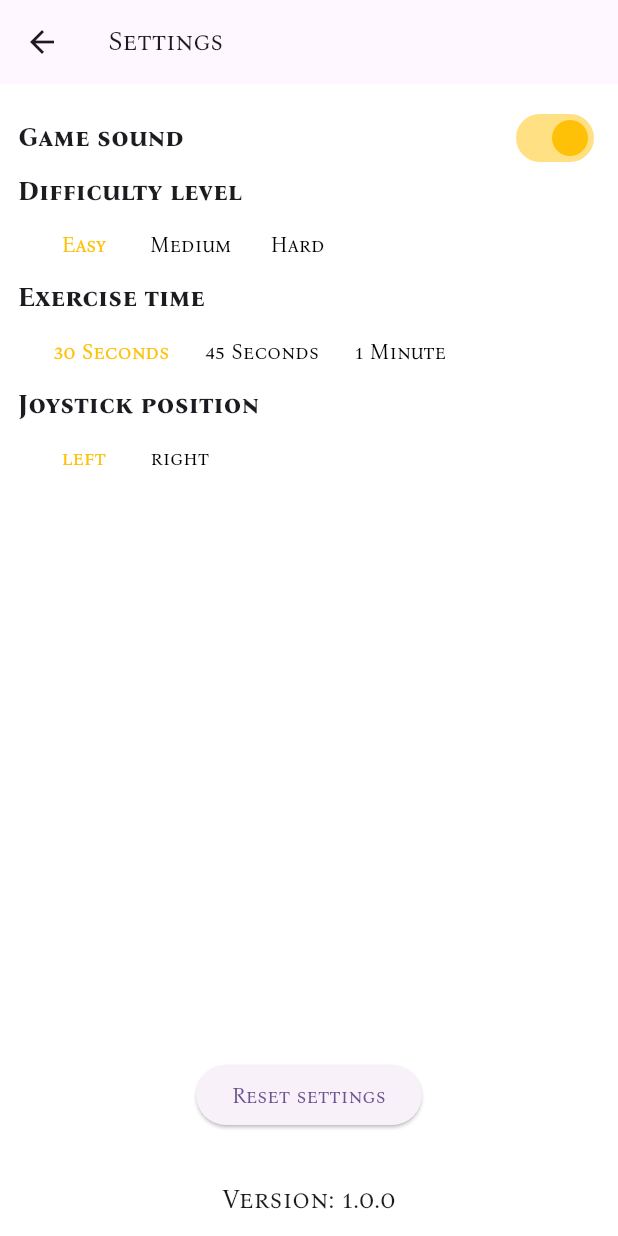
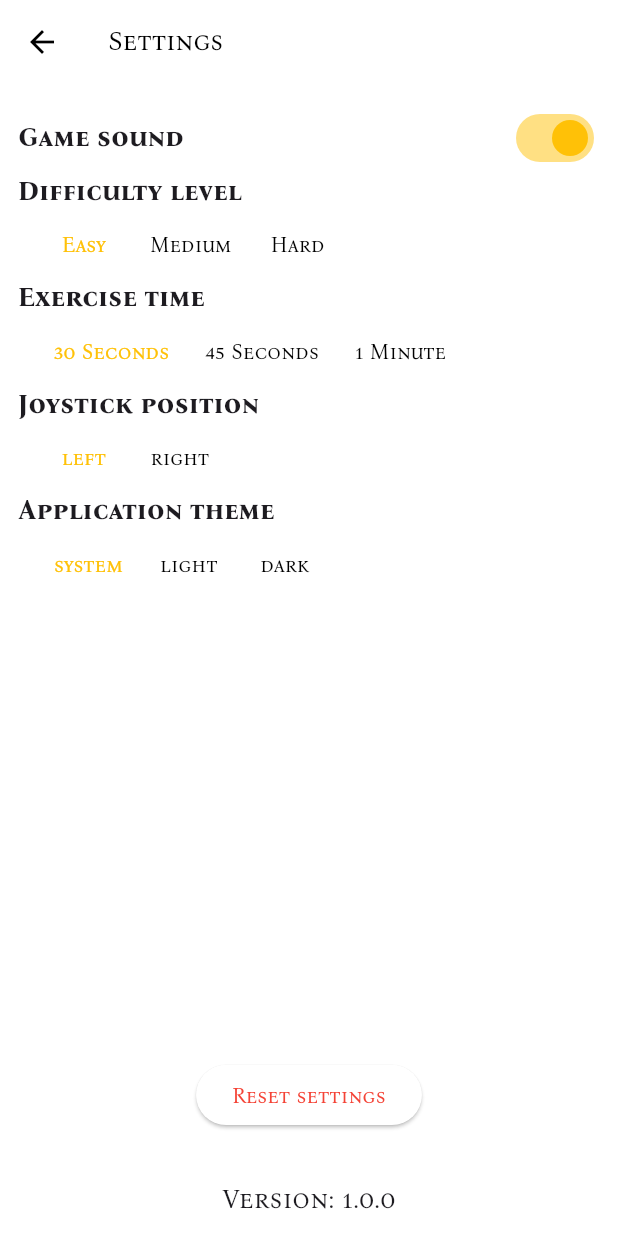
Before and after one commit to FaaiqKhan/muscles_builder, a Flutter app: the SettingsScreen screen opened directly, on a phone screen of 412 x 824 dp. Run offline on Flutter 3.47's test engine with Material 3 defaults, Android fonts, the phone set to English and light mode, and no system bars; our stand-ins replace bloc, equatable, flutter_bloc, google_mobile_ads, package_info_plus, shared_preferences; missing offline and left inert: flame, flame_audio; accounts and stored records are empty; network calls fail.

Commit message:
Theme color setup

```diff
--- /dev/null
+++ b/lib/cubits/theme/theme_cubit.dart
@@ -0,0 +1,29 @@
+import 'package:bloc/bloc.dart';
+import 'package:equatable/equatable.dart';
+import 'package:flutter/material.dart';
+
+part 'theme_state.dart';
+
+class ThemeCubit extends Cubit<ThemeState> {
+  ThemeCubit() : super(const ThemeModeSystem());
+
+  void setThemeMode(ThemeMode mode) {
+    switch (mode) {
+      case ThemeMode.system:
+        emit(
+          const ThemeModeSystem(),
+        );
+        break;
+      case ThemeMode.light:
+        emit(
+          const ThemeModeLight(),
+        );
+        break;
+      case ThemeMode.dark:
+        emit(
+          const ThemeModeDark(),
+        );
+        break;
+    }
+  }
+}
--- /dev/null
+++ b/lib/cubits/theme/theme_state.dart
@@ -0,0 +1,37 @@
+part of 'theme_cubit.dart';
+
+sealed class ThemeState extends Equatable {
+  const ThemeState();
+
+  final ThemeMode themeMode = ThemeMode.system;
+}
+
+final class ThemeModeSystem extends ThemeState {
+  const ThemeModeSystem();
+
+  @override
+  ThemeMode get themeMode => ThemeMode.system;
+
+  @override
+  List<Object> get props => [themeMode];
+}
+
+final class ThemeModeLight extends ThemeState {
+  const ThemeModeLight();
+
+  @override
+  ThemeMode get themeMode => ThemeMode.light;
+
+  @override
+  List<Object?> get props => [themeMode];
+}
+
+final class ThemeModeDark extends ThemeState {
+  const ThemeModeDark();
+
+  @override
+  ThemeMode get themeMode => ThemeMode.dark;
+
+  @override
+  List<Object?> get props => [themeMode];
+}
--- a/lib/screens/settings_screen.dart
+++ b/lib/screens/settings_screen.dart
@@ -2,6 +2,7 @@ import 'package:flutter/material.dart';
 import 'package:flutter_bloc/flutter_bloc.dart';
 import 'package:muscles_builder/constants/spacings.dart';
 import 'package:muscles_builder/cubits/settings/settings_cubit.dart';
+import 'package:muscles_builder/widgets/app_theme_selection_widget.dart';
 import 'package:muscles_builder/widgets/exercise_time_widget.dart';
 import 'package:muscles_builder/widgets/game_difficulty_level.dart';
 import 'package:muscles_builder/widgets/game_sound_widget.dart';
@@ -33,6 +34,7 @@ class SettingsScreen extends StatelessWidget {
               const GameDifficultyLevelWidget(),
               const ExerciseTimeWidget(),
               const JoystickPositionWidget(),
+              const AppThemeSelectionWidget(),
               const Spacer(),
               ElevatedButton(
                 onPressed: () => context.read<SettingsCubit>().resetSettings(),
--- /dev/null
+++ b/lib/theme.dart
@@ -0,0 +1,72 @@
+import 'package:flutter/material.dart';
+
+final ThemeData _parentTheme = ThemeData(
+  useMaterial3: true,
+  fontFamily: 'BonaNovaSC',
+  textTheme: const TextTheme(
+    displayLarge: TextStyle(
+      fontSize: 22,
+      fontWeight: FontWeight.bold,
+    ),
+    displayMedium: TextStyle(
+      fontSize: 20,
+      fontWeight: FontWeight.bold,
+    ),
+    displaySmall: TextStyle(
+      fontSize: 18,
+      fontWeight: FontWeight.bold,
+    ),
+    headlineLarge: TextStyle(
+      fontSize: 18,
+      fontWeight: FontWeight.bold,
+    ),
+    headlineMedium: TextStyle(
+      fontSize: 16,
+      fontWeight: FontWeight.bold,
+    ),
+    headlineSmall: TextStyle(
+      fontSize: 14,
+      fontWeight: FontWeight.bold,
+    ),
+    titleLarge: TextStyle(
+      fontSize: 18,
+      fontWeight: FontWeight.w500,
+    ),
+    titleMedium: TextStyle(
+      fontSize: 16,
+      fontWeight: FontWeight.w500,
+    ),
+    titleSmall: TextStyle(
+      fontSize: 14,
+      fontWeight: FontWeight.w500,
+    ),
+    bodyLarge: TextStyle(
+      fontSize: 18,
+    ),
+    bodyMedium: TextStyle(
+      fontSize: 18,
+    ),
+    bodySmall: TextStyle(
+      fontSize: 18,
+    ),
+  ),
+  scaffoldBackgroundColor: Colors.white,
+);
+
+final ThemeData lightTheme = _parentTheme.copyWith(
+  brightness: Brightness.light,
+  colorScheme: ColorScheme.fromSwatch().copyWith(
+    primary: Colors.red,
+    secondary: Colors.pink,
+  ),
+);
+
+final ThemeData darkTheme = _parentTheme.copyWith(
+  brightness: Brightness.dark,
+
+  colorScheme: ColorScheme.fromSwatch().copyWith(
+    primary: Colors.orange,
+    secondary: Colors.purple,
+  ),
+  // Define additional theme properties
+);
--- /dev/null
+++ b/lib/widgets/app_theme_selection_widget.dart
@@ -0,0 +1,50 @@
+import 'package:flutter/material.dart';
+import 'package:flutter_bloc/flutter_bloc.dart';
+import 'package:muscles_builder/constants/spacings.dart';
+import 'package:muscles_builder/cubits/theme/theme_cubit.dart';
+
+class AppThemeSelectionWidget extends StatelessWidget {
+  const AppThemeSelectionWidget({super.key});
+
+  @override
+  Widget build(BuildContext context) {
+    return Column(
+      crossAxisAlignment: CrossAxisAlignment.start,
+      children: [
+        Text(
+          "Application theme",
+          style: Theme.of(context).textTheme.headlineLarge,
+        ),
+        Padding(
+          padding: const EdgeInsets.only(
+            left: Spacings.contentSpacingOf12,
+          ),
+          child: BlocBuilder<ThemeCubit, ThemeState>(
+            buildWhen: (previous, current) =>
+                previous.themeMode != current.themeMode,
+            builder: (context, state) {
+              return Row(
+                children: ThemeMode.values
+                    .map(
+                      (mode) => TextButton(
+                        onPressed: () =>
+                            context.read<ThemeCubit>().setThemeMode(mode),
+                        child: Text(
+                          mode.name,
+                          style: TextStyle(
+                            color: state.themeMode == mode
+                                ? Colors.amber
+                                : Colors.black,
+                          ),
+                        ),
+                      ),
+                    )
+                    .toList(),
+              );
+            },
+          ),
+        )
+      ],
+    );
+  }
+}
```
Also changed, not shown: lib/main.dart (+13 -56 lines).
